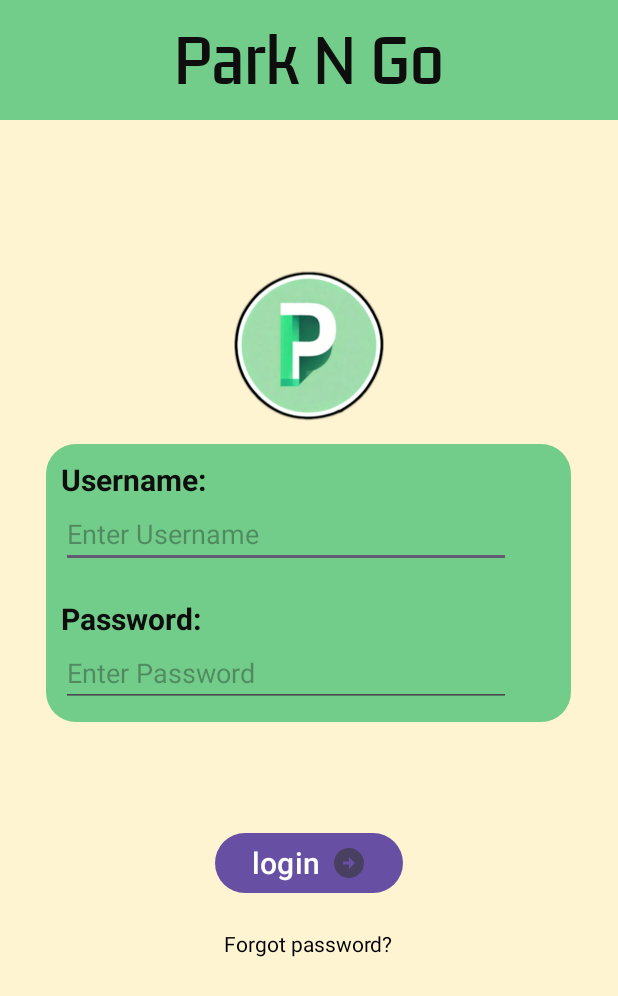
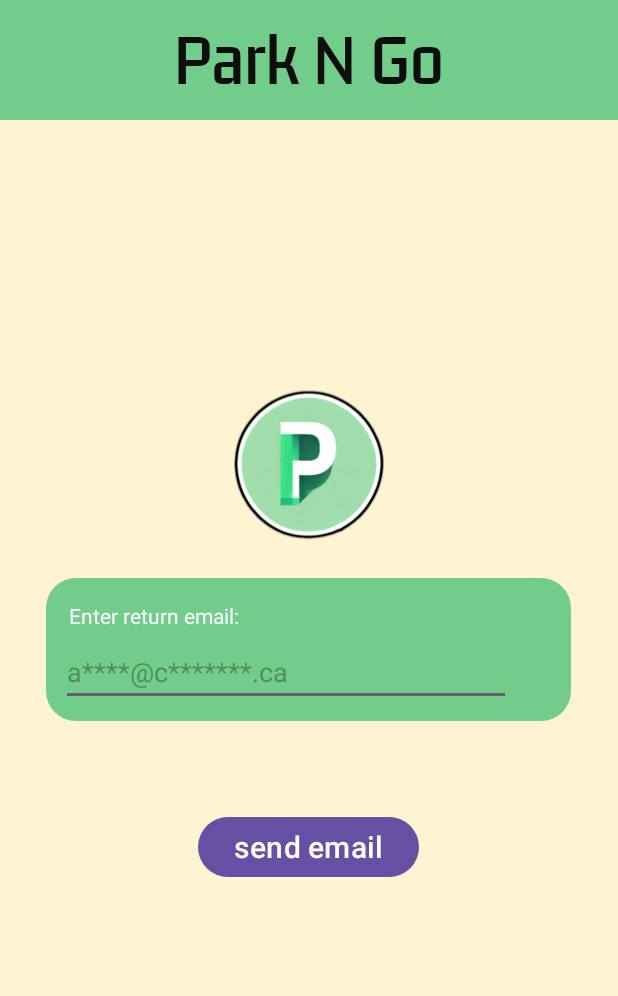
Before and after one commit to minhtrannhat/coen390, an Android app: the AdminLogin screen opened directly, with no data from a screen before it, after a tap on "Forgot password?", on a phone screen of 412 x 824 dp. Shown: the top 996 px of the screen. Run offline under Robolectric (Android 15) with nearby library versions, the phone set to English and light mode, and no system bars; our stand-ins replace Firebase (no records; nobody signed in at launch, a user with empty details on screens opened directly); 2 statements that could not run were skipped.

Commit message:
added: reset email

```diff
--- a/coen390_android_app/app/build.gradle.kts
+++ b/coen390_android_app/app/build.gradle.kts
@@ -30,6 +30,9 @@ android {
         sourceCompatibility = JavaVersion.VERSION_1_8
         targetCompatibility = JavaVersion.VERSION_1_8
     }
+    buildFeatures {
+        viewBinding = true
+    }
 }
 
 dependencies {
--- a/coen390_android_app/app/src/main/AndroidManifest.xml
+++ b/coen390_android_app/app/src/main/AndroidManifest.xml
@@ -1,7 +1,9 @@
 <?xml version="1.0" encoding="utf-8"?>
 <manifest xmlns:android="http://schemas.android.com/apk/res/android"
-    xmlns:tools="http://schemas.android.com/tools">
+    xmlns:tools="http://schemas.android.com/tools" >
+
     <uses-permission android:name="android.permission.INTERNET" />
+
     <application
         android:allowBackup="true"
         android:dataExtractionRules="@xml/data_extraction_rules"
@@ -11,11 +13,15 @@
         android:roundIcon="@mipmap/ic_launcher_round"
         android:supportsRtl="true"
         android:theme="@style/Theme.Coen390_app"
-        tools:targetApi="31"><!-- label set to blank to hide title in toolbar -->
+        tools:targetApi="31" >
+        <activity
+            android:name=".Views.ForgotPass"
+            android:exported="false"
+            android:label="" />
         <activity
             android:name=".Views.AdminForm"
-            android:label=""
-            android:exported="false" />
+            android:exported="false"
+            android:label="" />
         <activity
             android:name=".Views.AdminLogin"
             android:exported="false" />
@@ -27,17 +33,18 @@
             android:exported="false" />
         <activity
             android:name=".Views.UserHomescreen"
-            android:label="coen390"
-            android:exported="true">
+            android:exported="true"
+            android:label="coen390" >
             <intent-filter>
                 <action android:name="android.intent.action.MAIN" />
 
                 <category android:name="android.intent.category.LAUNCHER" />
             </intent-filter>
         </activity>
+
         <service
             android:name=".Views.BackgroundMessagingService"
-            android:exported="false">
+            android:exported="false" >
             <intent-filter>
                 <action android:name="com.google.firebase.MESSAGING_EVENT" />
             </intent-filter>
--- a/coen390_android_app/app/src/main/java/com/example/coen390_app/Views/AdminLogin.java
+++ b/coen390_android_app/app/src/main/java/com/example/coen390_app/Views/AdminLogin.java
@@ -87,8 +87,8 @@ public class AdminLogin extends AppCompatActivity {
     }
 
 
-    public void onForgotPass(){
-//        Intent intent = new Intent(AdminLogin.this, user.class);
-//        startActivity(intent);
+    public void onForgotPass(View view){
+        Intent intent = new Intent(AdminLogin.this, ForgotPass.class);
+        startActivity(intent);
     }
 }
--- /dev/null
+++ b/coen390_android_app/app/src/main/java/com/example/coen390_app/Views/ForgotPass.java
@@ -0,0 +1,41 @@
+package com.example.coen390_app.Views;
+
+import androidx.appcompat.app.AppCompatActivity;
+
+import android.os.Bundle;
+
+import com.example.coen390_app.R;
+
+import android.view.View;
+import android.widget.Button;
+import android.widget.EditText;
+import android.widget.Toast;
+
+public class ForgotPass extends AppCompatActivity {
+    String correctEmail = "admin@concordia.ca";
+
+    Button returnEmailBtn;
+    EditText inputEmail;
+
+    @Override
+    protected void onCreate(Bundle savedInstanceState) {
+        super.onCreate(savedInstanceState);
+        setContentView(R.layout.activity_forgot_pass);
+
+        returnEmailBtn = findViewById(R.id.emailBtn);
+        inputEmail = findViewById(R.id.returnEmail);
+
+        returnEmailBtn.setOnClickListener(new View.OnClickListener() {
+            @Override
+            public void onClick(View v) {
+                if(correctEmail.equals(inputEmail.getText().toString())){
+                    Toast.makeText(ForgotPass.this,"Email sent", Toast.LENGTH_SHORT).show();
+                }else{
+                    Toast.makeText(ForgotPass.this ,"Incorrect email", Toast.LENGTH_SHORT).show();
+                }
+            }
+
+        });
+
+    }
+}
--- /dev/null
+++ b/coen390_android_app/app/src/main/res/layout/activity_forgot_pass.xml
@@ -0,0 +1,94 @@
+<?xml version="1.0" encoding="utf-8"?>
+<androidx.constraintlayout.widget.ConstraintLayout xmlns:android="http://schemas.android.com/apk/res/android"
+    xmlns:app="http://schemas.android.com/apk/res-auto"
+    xmlns:tools="http://schemas.android.com/tools"
+    android:layout_width="match_parent"
+    android:layout_height="match_parent"
+    android:orientation="vertical"
+    android:background="#fff4d2"
+    tools:context=".Views.AdminLogin"
+    tools:ignore="MissingClass">
+
+    <FrameLayout
+        android:layout_width="match_parent"
+        android:layout_height="80dp"
+        android:background="#71cd89"
+        android:padding="10dp"
+        tools:ignore="MissingConstraints" >
+
+        <TextView
+            android:id="@+id/title"
+            android:layout_width="wrap_content"
+            android:layout_height="wrap_content"
+            android:layout_gravity="center"
+            android:gravity="center"
+            android:text="Park N Go"
+            android:fontFamily="@font/kdamthmorproregular"
+
+            android:textColor="#0E0E0E"
+            android:textSize="40sp"
+            tools:ignore="MissingClass,MissingConstraints" />
+    </FrameLayout>
+
+    <LinearLayout
+        android:layout_width="match_parent"
+        android:layout_height="match_parent"
+        android:gravity="center"
+        android:orientation="vertical"
+        tools:layout_editor_absoluteX="0dp"
+        tools:layout_editor_absoluteY="0dp">
+
+        <ImageView
+            android:id="@+id/logo"
+            android:layout_width="match_parent"
+            android:layout_height="100dp"
+            android:layout_margin="25dp"
+            android:src="@drawable/parkngo_logo_ver2" /> <!-- to change to logo -->
+
+
+        <FrameLayout
+            android:layout_width="350dp"
+            android:layout_height="wrap_content"
+            android:background="@drawable/rounded_background"
+            android:padding="10dp"
+            tools:ignore="MissingConstraints">
+
+            <LinearLayout
+                android:layout_width="300dp"
+                android:layout_height="wrap_content"
+                android:orientation="vertical">
+
+                <TextView
+                    android:layout_width="wrap_content"
+                    android:layout_height="wrap_content"
+                    android:id="@+id/textReturn"
+                    android:layout_below="@id/login_button"
+                    android:text="Enter return email: "
+                    android:textColor="@color/white"
+                    android:layout_centerHorizontal="true"
+                    android:layout_margin="5dp"
+                    />
+
+                <EditText
+                    android:id="@+id/returnEmail"
+                    android:layout_width="match_parent"
+                    android:layout_height="wrap_content"
+                    android:autofillHints="email"
+                    android:hint="a****@c*******.ca"
+                    android:maxLength="20"
+                    android:textColor="#FFFFFF" />
+            </LinearLayout>
+        </FrameLayout>
+        <Button
+            android:id="@+id/emailBtn"
+            android:layout_width="wrap_content"
+            android:layout_height="wrap_content"
+            android:layout_centerHorizontal="true"
+            android:layout_marginTop="60dp"
+            android:text="send email"
+            android:textSize="20sp" />
+
+
+    </LinearLayout>
+
+</androidx.constraintlayout.widget.ConstraintLayout>
```
